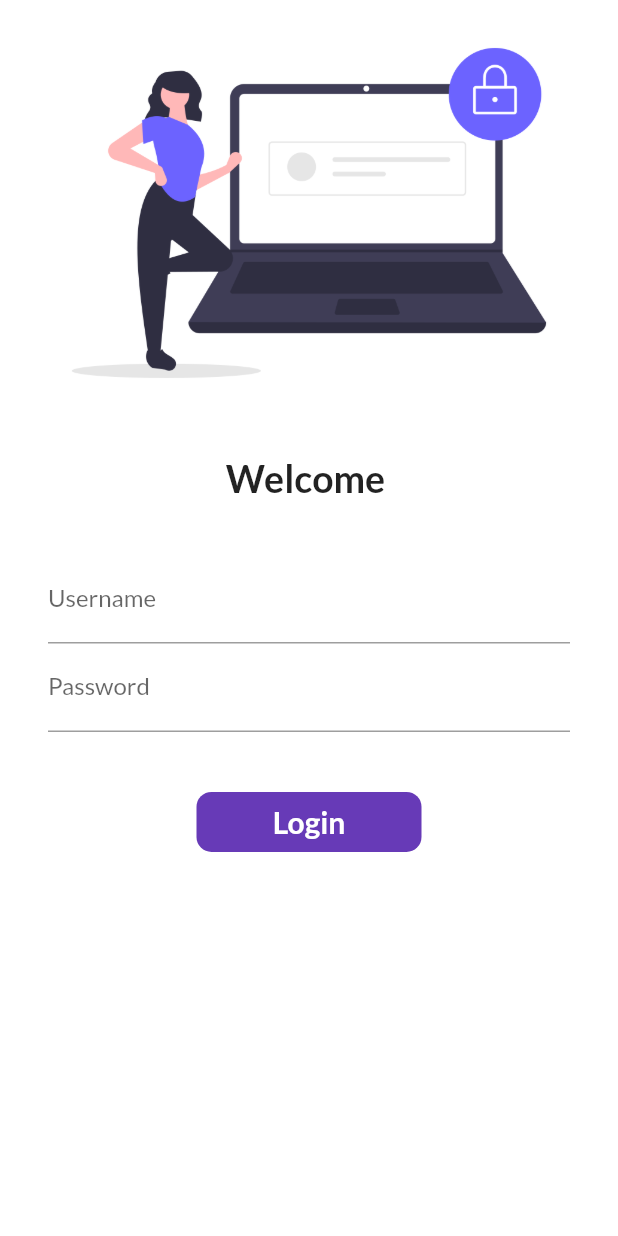
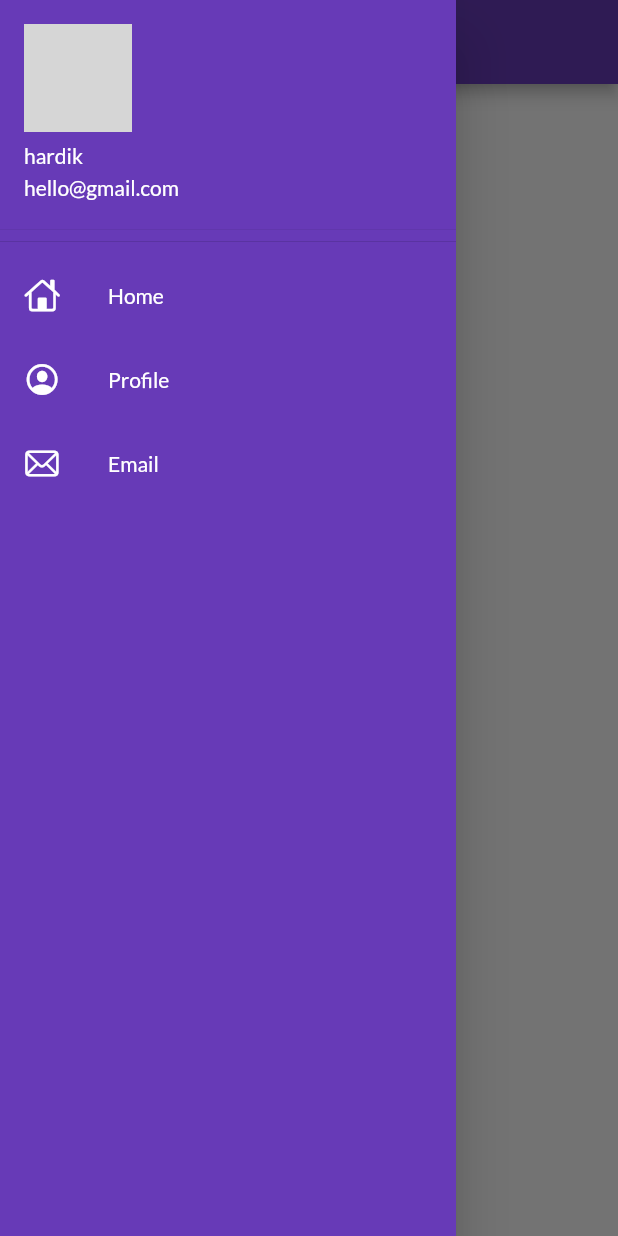
Before and after one commit to Hardik2611/FlutterApp, a Flutter app: the screen it shows after launch, with the side drawer open (before the commit the screen has no drawer), on a phone screen of 412 x 824 dp. Run offline on Flutter 3.47's test engine with Material 2 defaults, Android fonts, the phone set to English and light mode, and no system bars; our stand-ins replace google_fonts; network calls fail; grey boxes are pictures that could not be loaded.

Commit message:
Fourth Commit 3:11:12

```diff
--- a/lib/pages/home_page.dart
+++ b/lib/pages/home_page.dart
@@ -1,4 +1,5 @@
 import 'package:flutter/material.dart';
+import 'package:mess_menu/widgets/drawer.dart';
 
 class HomePage extends StatelessWidget {
   int day = 0811;
@@ -10,7 +11,7 @@ class HomePage extends StatelessWidget {
       body: Center(
         child: Text("Hello Hardik $day"),
       ),
-      drawer: Drawer(),
+      drawer: MyDrawer(),
     );
   }
 }
--- a/lib/pages/main.dart
+++ b/lib/pages/main.dart
@@ -15,12 +15,13 @@ class MyApp extends StatelessWidget {
   Widget build(BuildContext context) {
 
     return MaterialApp(
+      debugShowCheckedModeBanner: false,
       themeMode: ThemeMode.light,
       darkTheme: ThemeData(brightness: Brightness.dark),
       theme: ThemeData(primarySwatch: Colors.deepPurple,
           fontFamily: GoogleFonts.lato().fontFamily,
       ),
-        initialRoute: MyRoutes.loginRoute,
+        initialRoute: MyRoutes.homeRoute,
         routes:{
           MyRoutes.homeRoute :(context) => HomePage(),
           MyRoutes.loginRoute :(context) => LoginPage(),
--- /dev/null
+++ b/lib/widgets/drawer.dart
@@ -0,0 +1,43 @@
+import 'package:flutter/cupertino.dart';
+import 'package:flutter/material.dart';
+
+class MyDrawer extends StatelessWidget {
+  const MyDrawer({Key? key}) : super(key: key);
+
+  final imageUrl = "https://media-exp1.licdn.com/dms/image/C4D03AQGeXps-Gfy0bw/profile-displayphoto-shrink_800_800/0/1654518198279?e=2147483647&v=beta&t=HoCOzj9djrHf2zIzQD4E9PChWfN31d0Hq83JwRMn7po";
+
+  @override
+  Widget build(BuildContext context) {
+    return Drawer(
+
+      child: Container(
+        color: Colors.deepPurple,
+        child: ListView(
+          children:  [
+            DrawerHeader(
+
+              padding: EdgeInsets.zero,
+                child: UserAccountsDrawerHeader(
+                    accountName:const Text( "hardik"),
+                    accountEmail:const Text("hello@gmail.com"),
+                    currentAccountPicture: CircleAvatar(backgroundImage: NetworkImage(imageUrl),),
+                ),
+            ),
+            const ListTile(
+              leading: Icon(CupertinoIcons.home, color: Colors.white,),
+              title: Text("Home", style: TextStyle(color: Colors.white),),
+            ),
+            const ListTile(
+              leading: Icon(CupertinoIcons.profile_circled, color: Colors.white,),
+              title: Text("Profile", style: TextStyle(color: Colors.white),),
+            ),
+            const ListTile(
+              leading: Icon(CupertinoIcons.mail, color: Colors.white,),
+              title: Text("Email", style: TextStyle(color: Colors.white),),
+            ),
+          ],
+        ),
+      ),
+    );
+  }
+}
```
Also changed, not shown: lib/pages/login_page.dart (+40 -21 lines).
